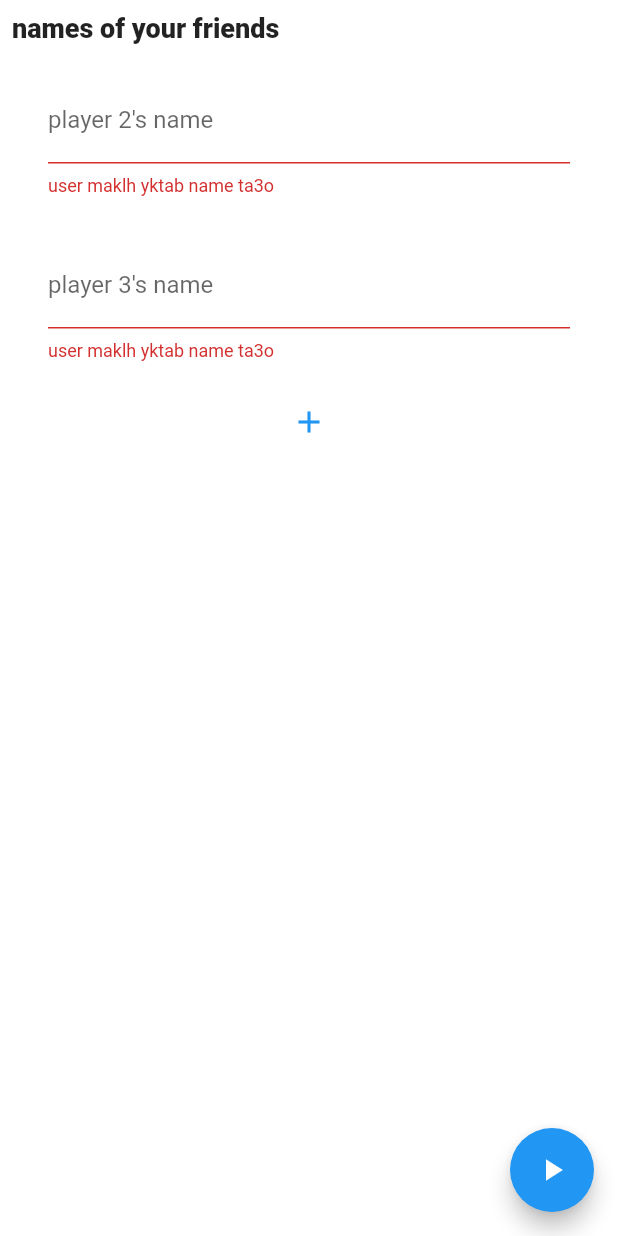
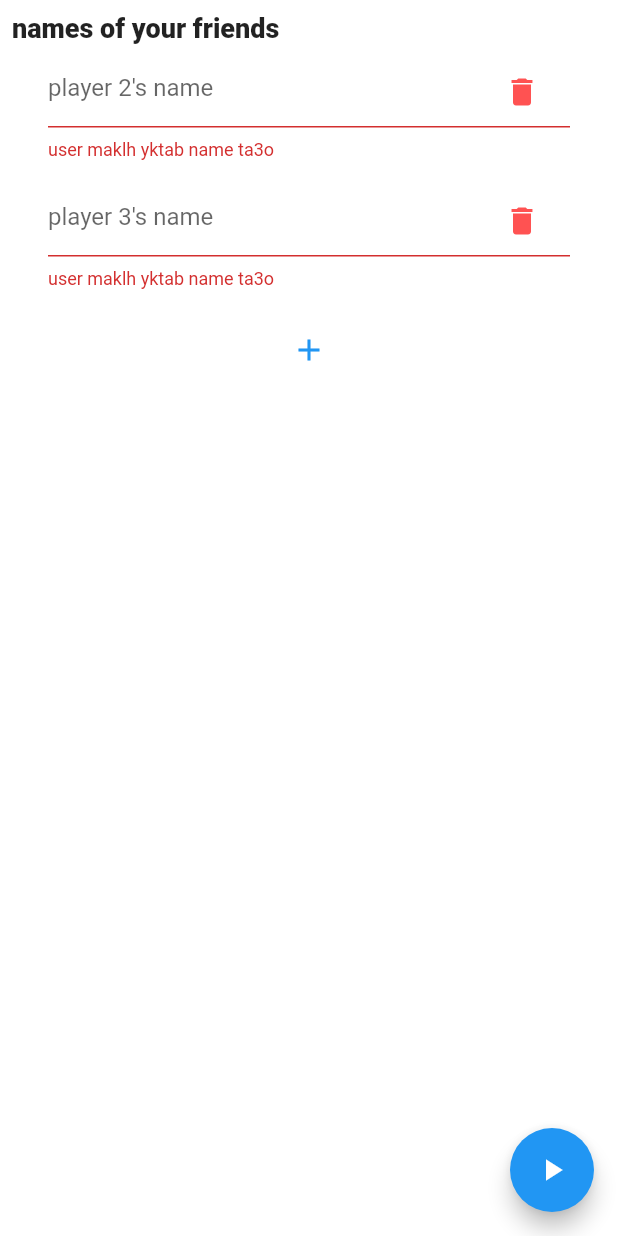
Before and after one commit to HoussemRabah/MC_reaction_speed, a Flutter app: the PlayersScreen screen opened directly with empty values, after a tap on the "add" icon, after a tap on the "play arrow" icon, on a phone screen of 412 x 824 dp. Run offline on Flutter 3.47's test engine with Material 2 defaults, Android fonts, the phone set to English and light mode, and no system bars; our stand-ins replace bloc, flutter_bloc, flutter_svg, google_fonts, shared_preferences, stop_watch_timer; accounts and stored records are empty.

```diff
--- a/lib/UI/screens/playersScreen.dart
+++ b/lib/UI/screens/playersScreen.dart
@@ -67,7 +67,7 @@ class _PlayersScreenState extends State<PlayersScreen> {
                         cursorColor: frColor,
                         controller: _con[i],
                         decoration: InputDecoration(
-                          suffix: TextButton(
+                          suffixIcon: TextButton(
                             onPressed: () {
                               _con.removeAt(i);
                               _errors.removeAt(i);
```
Also changed, not shown: 1 other file.
